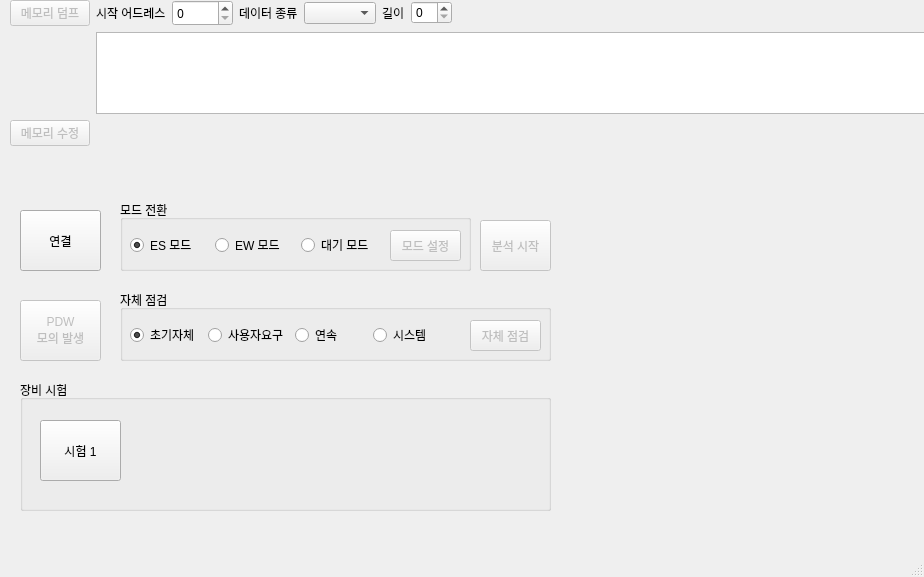
First picture: the form in project-spec/meta-user/recipes-apps/apppocketsonata/files/mainwindow.ui, repository chjo70/ZPocketSonata, before the edit.
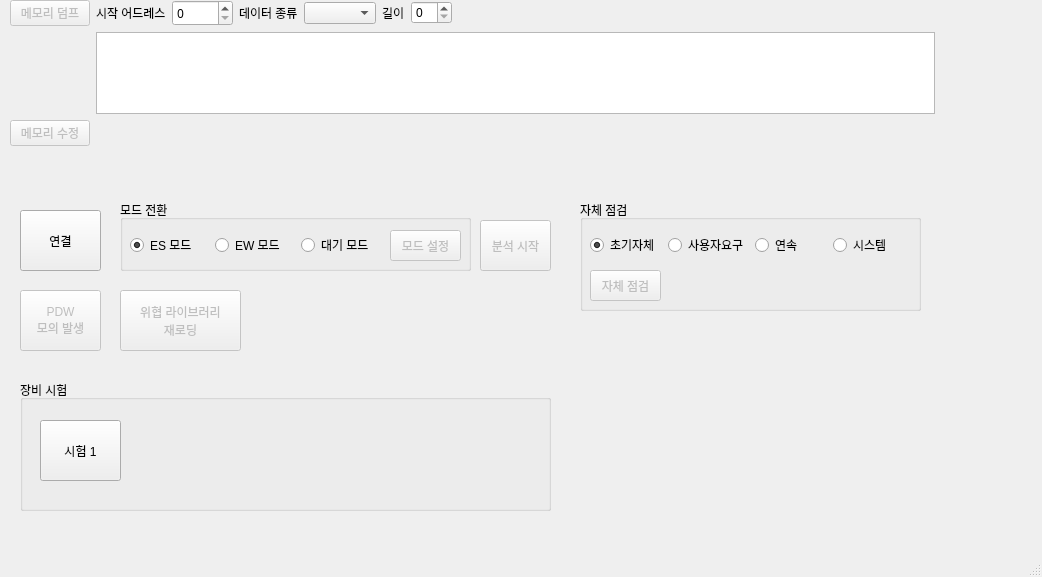
Second picture: the form after the edit. Custom widgets are drawn as their Qt base class.

Diff of the .ui file:
```diff
--- a/project-spec/meta-user/recipes-apps/apppocketsonata/files/mainwindow.ui
+++ b/project-spec/meta-user/recipes-apps/apppocketsonata/files/mainwindow.ui
@@ -6,7 +6,7 @@
    <rect>
     <x>0</x>
     <y>0</y>
-    <width>924</width>
+    <width>1042</width>
     <height>577</height>
    </rect>
   </property>
@@ -242,10 +242,10 @@
    <widget class="QGroupBox" name="groupBox_2">
     <property name="geometry">
      <rect>
-      <x>120</x>
-      <y>290</y>
-      <width>431</width>
-      <height>71</height>
+      <x>580</x>
+      <y>200</y>
+      <width>341</width>
+      <height>111</height>
      </rect>
     </property>
     <property name="title">
@@ -257,8 +257,8 @@
      </property>
      <property name="geometry">
       <rect>
-       <x>350</x>
-       <y>30</y>
+       <x>10</x>
+       <y>70</y>
        <width>71</width>
        <height>31</height>
       </rect>
@@ -324,7 +324,7 @@
     <property name="geometry">
      <rect>
       <x>20</x>
-      <y>300</y>
+      <y>290</y>
       <width>81</width>
       <height>61</height>
      </rect>
@@ -372,6 +372,29 @@
      </property>
     </widget>
    </widget>
+   <widget class="QPushButton" name="pushButton_ReloadLibrary">
+    <property name="enabled">
+     <bool>false</bool>
+    </property>
+    <property name="geometry">
+     <rect>
+      <x>120</x>
+      <y>290</y>
+      <width>121</width>
+      <height>61</height>
+     </rect>
+    </property>
+    <property name="minimumSize">
+     <size>
+      <width>81</width>
+      <height>0</height>
+     </size>
+    </property>
+    <property name="text">
+     <string>위협 라이브러리
+재로딩</string>
+    </property>
+   </widget>
   </widget>
   <widget class="QMenuBar" name="menubar">
    <property name="geometry">
```
Left out of the diff: 2 changed lines with no effect on the pictures.
